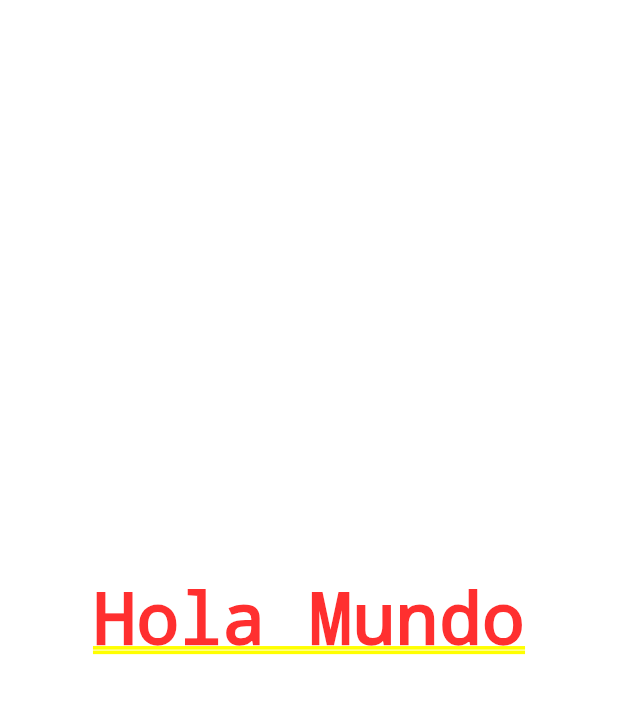
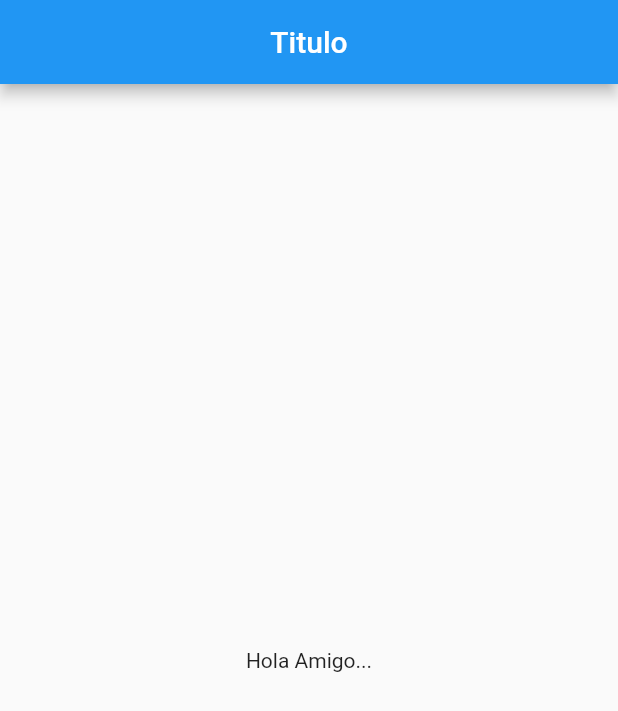
Before and after one commit to luisalbertmschz/Flutter_Contador_App, a Flutter app: the screen it shows after launch, on a phone screen of 412 x 824 dp. Shown: the top 711 px of the screen. Run offline on Flutter 3.47's test engine with Material 2 defaults, Android fonts, the phone set to English and light mode, and no system bars.

Commit message:
🐱‍🚀 Actualizando App con Scaffold y propiedades.

```diff
--- a/lib/main.dart
+++ b/lib/main.dart
@@ -5,12 +5,11 @@ import 'package:flutter/material.dart';
 
 
 // Mis importaciones
-
-import 'src/app.dart';
+import 'package:contador_app/src/app.dart';
 
 void main (){
 
-runApp( new MyApp());
+runApp( new MyApp() );
 
 
 }
--- a/lib/src/app.dart
+++ b/lib/src/app.dart
@@ -2,6 +2,7 @@
 
 import 'package:flutter/material.dart';
 
+import 'package:contador_app/src/pages/home_page.dart';
 
 class MyApp extends  StatelessWidget {
 
@@ -10,21 +11,16 @@ class MyApp extends  StatelessWidget {
 build( context ) {
 
 
-  return MaterialApp(
+  return  MaterialApp(
 
 
-  home:
+    home: Center(
 
-  Center(
+      child: HomePage(),
 
-  child:Text('Hola Mundo') ,
-
-  )
-
+    ),
 
   );
-
-
 
 }
 
--- /dev/null
+++ b/lib/src/pages/home_page.dart
@@ -0,0 +1,28 @@
+
+import 'package:flutter/material.dart';
+
+
+
+class HomePage extends StatelessWidget {
+
+
+  @override
+  Widget build(BuildContext context) {
+
+    return Scaffold(
+
+
+    appBar: AppBar(
+
+     title: Text('Titulo'),
+     centerTitle: true,
+
+    ),
+
+    body: Center(child: Text('Hola Amigo...'),),
+
+    );
+
+  }
+
+}
```
Also changed, not shown: 1 other file.
